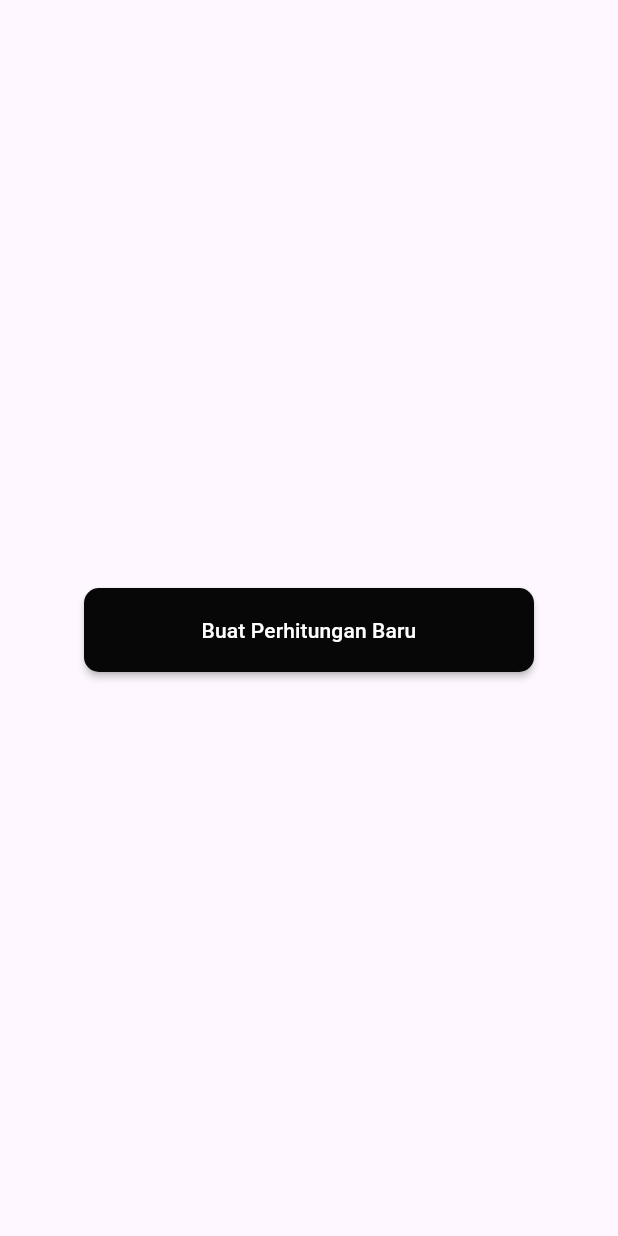
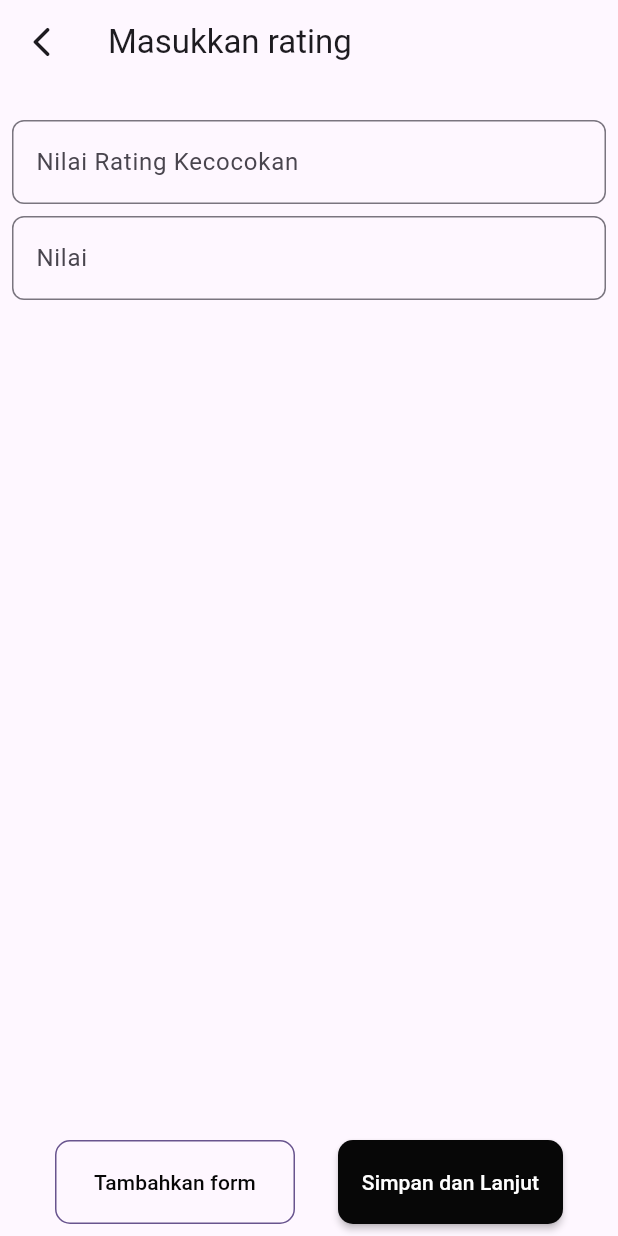
Before and after one commit to tridianthor/saw_project, a Flutter app: the screen it shows after launch, on a phone screen of 412 x 824 dp. Run offline on Flutter 3.47's test engine with Material 3 defaults, Android fonts, the phone set to English and light mode, and no system bars; our stand-ins replace equatable.

Commit message:
added rating input

```diff
--- a/lib/main.dart
+++ b/lib/main.dart
@@ -1,6 +1,7 @@
 import 'package:flutter/material.dart';
 import 'package:saw_project/constants/Dimens.dart';
 import 'package:saw_project/presentation/Home.dart';
+import 'package:saw_project/presentation/InputRating.dart';
 import 'package:saw_project/utils/Route.dart';
 
 void main() {
@@ -23,10 +24,17 @@ class MyApp extends StatelessWidget {
             borderRadius: BorderRadius.circular(Dimens.defaultRoundedRadius),
           ),
         ),
+        dropdownMenuTheme: DropdownMenuThemeData(
+          inputDecorationTheme: InputDecorationTheme(
+            border: OutlineInputBorder(
+              borderRadius: BorderRadius.circular(Dimens.defaultRoundedRadius),
+            ),
+          )
+        )
       ),
       onGenerateRoute: RouteGenerator.generateRoute,
-      home: const Home(),
-      initialRoute: Home.ID,
+      home: const InputRating(),
+      initialRoute: InputRating.ID,
     );
   }
 }
--- /dev/null
+++ b/lib/model/RatingComponent.dart
@@ -0,0 +1,11 @@
+class RatingComponent{
+  String? rating;
+  double? value;
+  dynamic criteriaValue;
+
+  /*TODO there's a case where a not all rating were used in one criteria*/
+
+  RatingComponent({required this.rating, required this.value});
+
+  checkCriteriaValue() => criteriaValue != null ? true : false;
+}
--- a/lib/model/SAW.dart
+++ b/lib/model/SAW.dart
@@ -1,6 +1,6 @@
 import 'package:saw_project/model/AlternativeData.dart';
 import 'package:saw_project/model/Criteria.dart';
-import 'package:saw_project/model/RatingValue.dart';
+import 'package:saw_project/model/RatingComponent.dart';
 
 class Saw{
   List<AlternativeData> alternatives;
--- /dev/null
+++ b/lib/presentation/InputRating.dart
@@ -0,0 +1,133 @@
+import 'dart:developer';
+
+import 'package:flutter/material.dart';
+import 'package:saw_project/model/RatingComponent.dart';
+import 'package:saw_project/model/SAW.dart';
+import 'package:saw_project/presentation/component/CustomAppBar.dart';
+import 'package:saw_project/presentation/component/CustomButton.dart';
+
+class InputRating extends StatefulWidget {
+  static const ID = "input-rating";
+
+  const InputRating({super.key});
+
+  @override
+  State<InputRating> createState() => _InputRatingState();
+}
+
+class _InputRatingState extends State<InputRating> {
+  List<List<TextEditingController>> ratingController = [[TextEditingController(), TextEditingController()]];
+
+  @override
+  Widget build(BuildContext context) {
+    return SafeArea(
+      child: Scaffold(
+        floatingActionButtonLocation: FloatingActionButtonLocation.centerDocked,
+        floatingActionButton: Container(
+          margin: const EdgeInsets.symmetric(horizontal: 8, vertical: 8),
+          child: Row(
+            mainAxisAlignment: MainAxisAlignment.spaceEvenly,
+            children: [
+              CustomOutlineButton(
+                caption: "Tambahkan form",
+                function: () {
+                  setState(() {
+                    ratingController.add([TextEditingController(), TextEditingController()]);
+                  });
+                },
+                width: 160,
+              ),
+              CustomMaterialButton(
+                caption: "Simpan dan Lanjut",
+                function: () {
+                  if (ratingController.length < 2) {
+                    throw Exception("Must have more than 1 rating");
+                  }
+
+                  try {
+                    for (var item in ratingController) {
+                      if (item[0].text.isEmpty || item[1].text.isEmpty) {
+                        throw Exception("Check input. Form can't be empty");
+                      }
+
+                      RatingComponent ratingComponent = RatingComponent(rating: item[0].text.trim(), value: double.parse(item[1].text.trim()));
+
+                      if (!TemporaryCalculation().saw.ratingComponents.contains(ratingComponent)) {
+                        TemporaryCalculation().saw.ratingComponents.add(ratingComponent);
+                      }
+                    }
+                  } catch (exception, stackTrace) {
+                    log("$exception\n$stackTrace");
+                  }
+
+                  log("saw criteria count : ${TemporaryCalculation().saw.criterias.length}");
+                },
+                width: 150,
+              ),
+            ],
+          ),
+        ),
+        appBar: CustomAppBar().getAppBar(
+          leadAction: () => Navigator.pop(context),
+          caption: "Masukkan rating",
+        ),
+        body: Container(
+          margin: const EdgeInsets.only(bottom: 90),
+          child: Column(
+            children: [
+              const SizedBox(
+                height: 16,
+              ),
+              Flexible(
+                child: ListView.builder(
+                  shrinkWrap: true,
+                  padding: EdgeInsets.zero,
+                  itemCount: ratingController.length,
+                  itemBuilder: (context, index) {
+                    return Container(
+                      margin: const EdgeInsets.symmetric(horizontal: 8, vertical: 8),
+                      child: Row(
+                        children: [
+                          Flexible(
+                            child: Column(
+                              children: [
+                                TextField(
+                                  controller: ratingController[index][0],
+                                  decoration: const InputDecoration(
+                                    hintText: "Nilai Rating Kecocokan",
+                                  ),
+                                ),
+                                const SizedBox(
+                                  height: 8,
+                                ),
+                                TextField(
+                                  controller: ratingController[index][1],
+                                  decoration: const InputDecoration(
+                                    hintText: "Nilai",
+                                  ),
+                                ),
+                              ],
+                            ),
+                          ),
+                          if (index != 0)
+                            IconButton(
+                              onPressed: () {
+                                setState(() {
+                                  ratingController.removeAt(index);
+                                });
+                              },
+                              icon: const Icon(Icons.remove_circle),
+                            ),
+                        ],
+                      ),
+                    );
+                  },
+                ),
+              ),
+            ],
+          ),
+        ),
+      ),
+    );
+  }
+}
--- a/lib/utils/Route.dart
+++ b/lib/utils/Route.dart
@@ -3,6 +3,7 @@ import 'package:flutter/widgets.dart';
 import 'package:saw_project/presentation/Home.dart';
 import 'package:saw_project/presentation/InputAlternatives.dart';
 import 'package:saw_project/presentation/InputCriteria.dart';
+import 'package:saw_project/presentation/InputRating.dart';
 
 class RouteGenerator {
   static Route<dynamic>? generateRoute(RouteSettings settings){
@@ -24,6 +25,11 @@ class RouteGenerator {
           settings: settings,
           builder: (context) => const InputCriteria(),
         );
+      case InputRating.ID:
+        return MaterialPageRoute(
+          settings: settings,
+          builder: (context) => const InputRating(),
+        );
     }
   }
 }
```
Also changed, not shown: lib/model/Criteria.dart (+6 -2 lines), lib/model/RatingValue.dart (deleted, +0 -13 lines), lib/presentation/InputCriteria.dart (+62 -11 lines).
